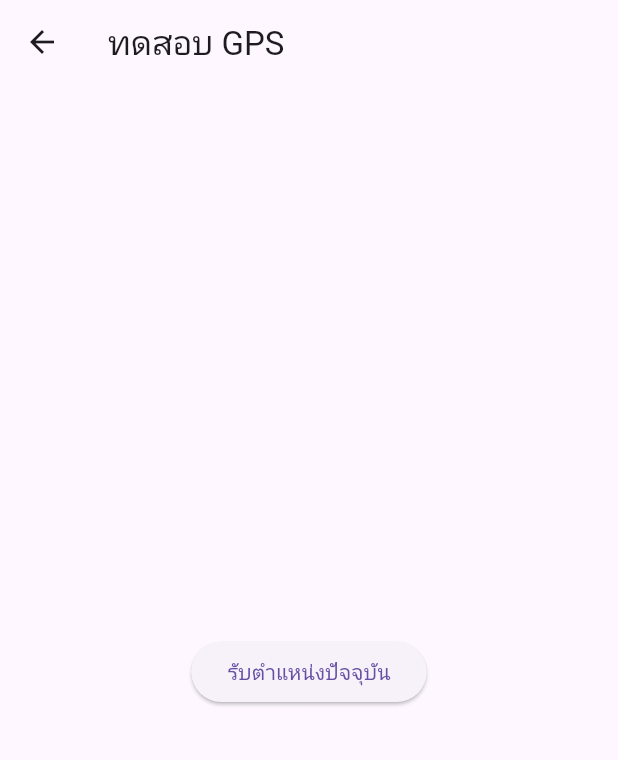
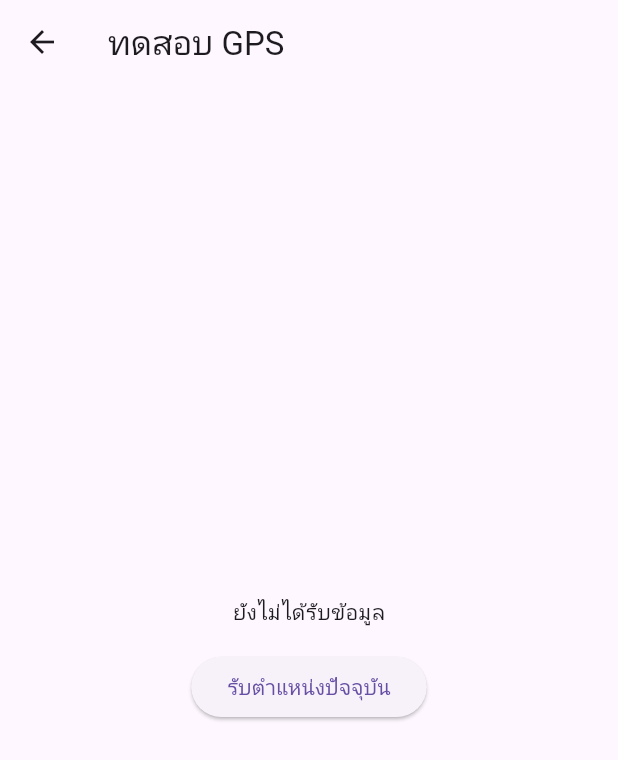
Before and after one commit to princesuke/cc-geo-app1, a Flutter app: the GpsPage screen opened by its route, after a tap on "รับตำแหน่งปัจจุบัน", on a phone screen of 412 x 824 dp. Shown: the top 760 px of the screen. Run offline on Flutter 3.47's test engine with Material 3 defaults, Android fonts, the light colour scheme and no system bars; our stand-ins replace geolocator.

Commit message:
feat: get location

```diff
--- a/lib/screens/gps_page.dart
+++ b/lib/screens/gps_page.dart
@@ -17,6 +17,25 @@ class _GpsPageState extends State<GpsPage> {
       setState(() => location = 'กรุณาเปิด GPS');
       return;
     }
+
+    LocationPermission permission = await Geolocator.checkPermission();
+    if (permission == LocationPermission.denied ||
+        permission == LocationPermission.deniedForever) {
+      permission = await Geolocator.requestPermission();
+      if (permission == LocationPermission.denied ||
+          permission == LocationPermission.deniedForever) {
+        setState(() => location = 'ไม่ได้รับอนุญาต');
+        return;
+      }
+    }
+
+    Position pos = await Geolocator.getCurrentPosition(
+      // desiredAccuracy: LocationAccuracy.high,
+    );
+
+    setState(() {
+      location = 'Lat: ${pos.latitude}, Lng: ${pos.longitude}';
+    });
   }
 
   @override
@@ -27,7 +46,7 @@ class _GpsPageState extends State<GpsPage> {
         child: Column(
           mainAxisAlignment: MainAxisAlignment.center,
           children: [
-            // Text(location),
+            Text(location),
             const SizedBox(height: 16),
             ElevatedButton(
               onPressed: getLocation,
```
